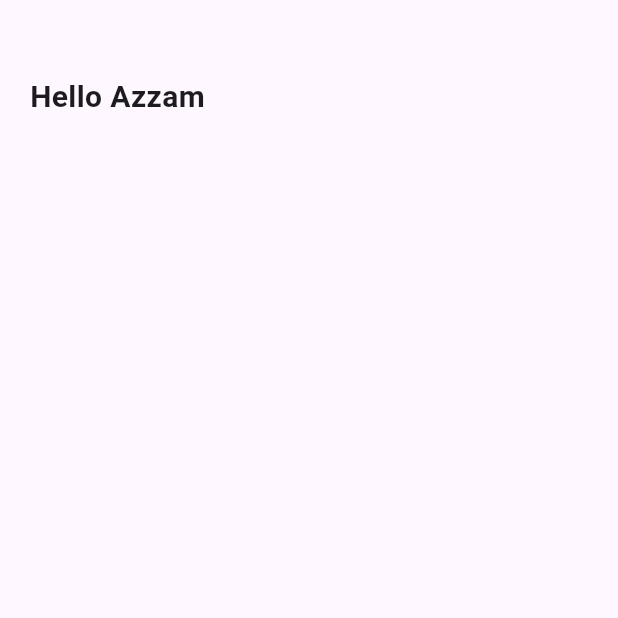
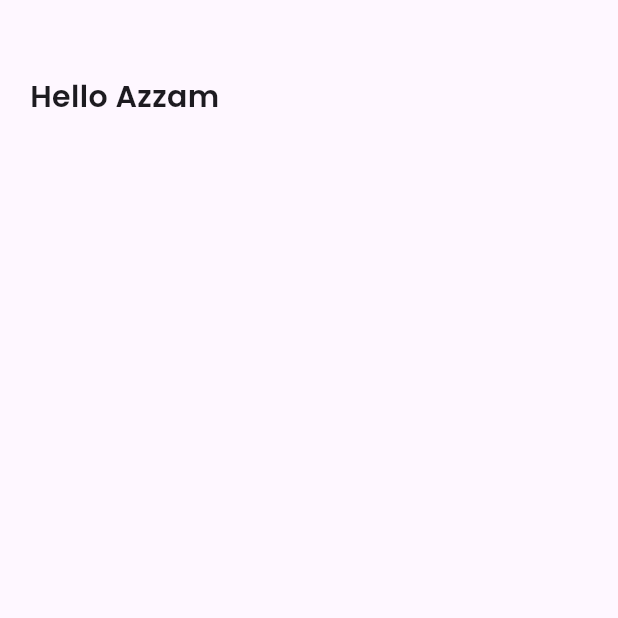
Before and after one commit to AzzamHussain/EcommerceApp_withAdminPanel, a Flutter app: the screen it shows after launch, on a phone screen of 412 x 824 dp, the top half of it. Run offline on Flutter 3.47's test engine with Material 3 defaults, Android fonts, the phone set to English and light mode, and no system bars.

Commit message:
building HomePage

```diff
--- a/lib/pages/homepage.dart
+++ b/lib/pages/homepage.dart
@@ -17,7 +17,10 @@
           children: [
             Text(
               "Hello Azzam",
-              style: TextStyle(fontSize: 20, fontWeight: FontWeight.bold),
+              style: TextStyle(
+                  fontSize: 20,
+                  fontWeight: FontWeight.bold,
+                  fontFamily: 'Poppins'),
             )
           ],
         ),
```
Also changed, not shown: pubspec.yaml (+4 -4 lines), fonts/Poppins-SemiBold.ttf (added).
